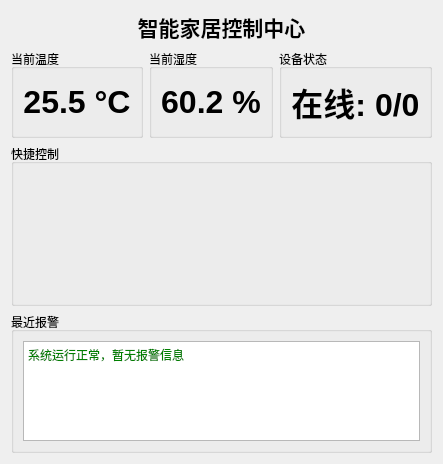
This is ui/homewidget.ui in pot-oie/SmartHome as Qt 5 draws it before an edit. The edited form follows.
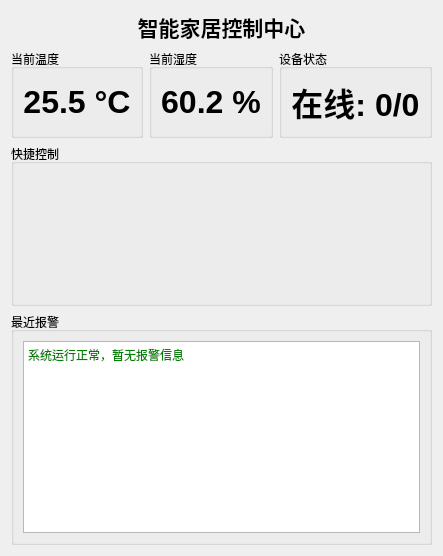
This is the edited form.

The edit to the form file:
```diff
--- a/ui/homewidget.ui
+++ b/ui/homewidget.ui
@@ -93,7 +93,18 @@
      <layout class="QVBoxLayout" name="verticalLayout_alarm">
       <item>
        <widget class="QTextEdit" name="textEdit_alarmLog">
-        <property name="maximumSize"><size><width>16777215</width><height>100</height></size></property>
+            <property name="sizePolicy">
+             <sizepolicy hsizetype="Expanding" vsizetype="Expanding">
+               <horstretch>0</horstretch>
+               <verstretch>1</verstretch>
+             </sizepolicy>
+            </property>
+            <property name="minimumSize">
+             <size>
+               <width>0</width>
+               <height>160</height>
+             </size>
+            </property>
         <property name="readOnly"><bool>true</bool></property>
         <property name="html"><string>&lt;!DOCTYPE HTML&gt;&lt;html&gt;&lt;body&gt;&lt;p style="color:green;"&gt;系统运行正常，暂无报警信息&lt;/p&gt;&lt;/body&gt;&lt;/html&gt;</string></property>
        </widget>
```
